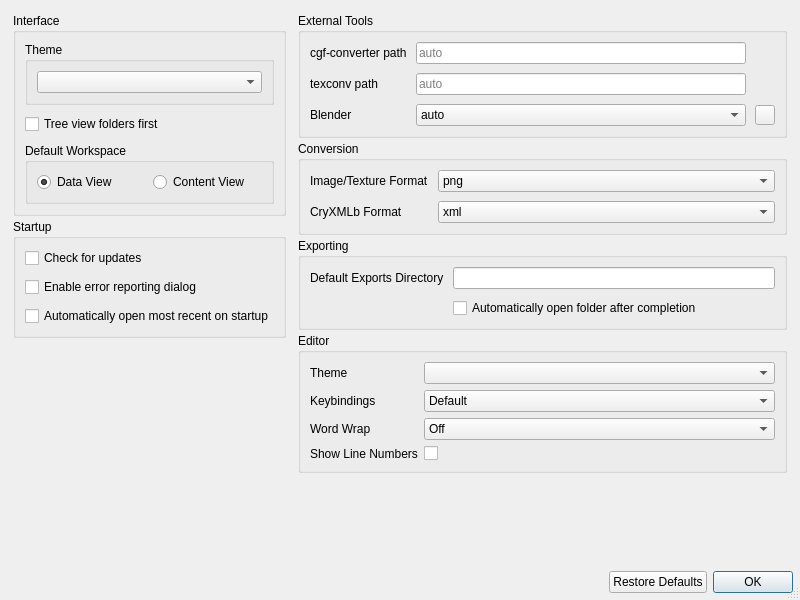
Old version of the form starfab/resources/ui/SettingsDialog.ui in the repository summerkirakira/StarFabNeo.
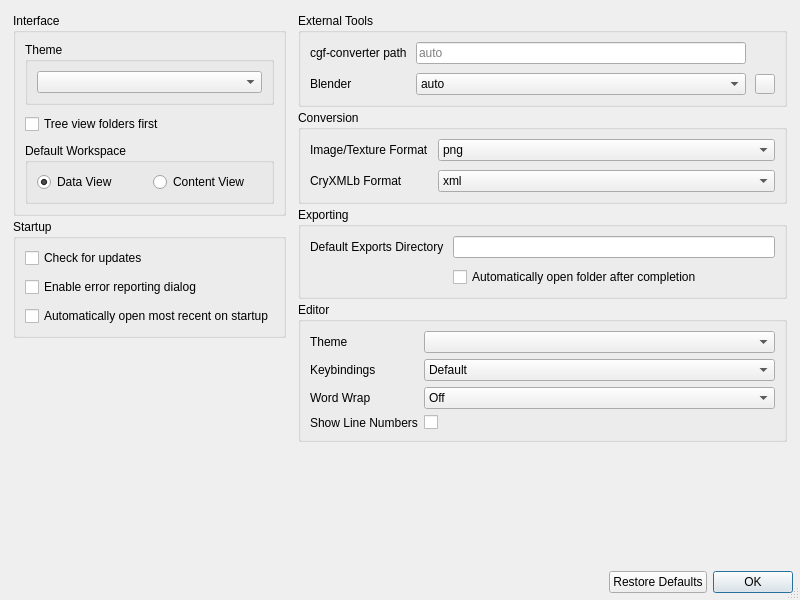
New version of the form.

Commit message: Update pillow so it natively supports BC4_UNORM now, allowing us to completely remove the need for texconv/compressanatorcli. Updated settings UI and removed all references to texconv/compressanator.

Diff of the .ui file:
```diff
--- a/starfab/resources/ui/SettingsDialog.ui
+++ b/starfab/resources/ui/SettingsDialog.ui
@@ -306,6 +306,38 @@
             <property name="spacing">
              <number>9</number>
             </property>
+            <item row="1" column="0">
+             <widget class="QLabel" name="blenderLabel">
+              <property name="text">
+               <string>Blender</string>
+              </property>
+             </widget>
+            </item>
+            <item row="1" column="2">
+             <widget class="QPushButton" name="blenderConfigButton">
+              <property name="sizePolicy">
+               <sizepolicy hsizetype="Fixed" vsizetype="Fixed">
+                <horstretch>0</horstretch>
+                <verstretch>0</verstretch>
+               </sizepolicy>
+              </property>
+              <property name="minimumSize">
+               <size>
+                <width>20</width>
+                <height>20</height>
+               </size>
+              </property>
+              <property name="maximumSize">
+               <size>
+                <width>20</width>
+                <height>20</height>
+               </size>
+              </property>
+              <property name="text">
+               <string/>
+              </property>
+             </widget>
+            </item>
             <item row="0" column="0">
              <widget class="QLabel" name="cgfconverterPathLabel">
               <property name="text">
@@ -324,30 +356,6 @@
              </widget>
             </item>
             <item row="1" column="1">
-             <widget class="QLineEdit" name="texconvPath">
-              <property name="placeholderText">
-               <string>auto</string>
-              </property>
-              <property name="clearButtonEnabled">
-               <bool>true</bool>
-              </property>
-             </widget>
-            </item>
-            <item row="1" column="0">
-             <widget class="QLabel" name="texconvPathLabel">
-              <property name="text">
-               <string>texconv path</string>
-              </property>
-             </widget>
-            </item>
-            <item row="2" column="0">
-             <widget class="QLabel" name="blenderLabel">
-              <property name="text">
-               <string>Blender</string>
-              </property>
-             </widget>
-            </item>
-            <item row="2" column="1">
              <widget class="QComboBox" name="blenderComboBox">
               <property name="styleSheet">
                <string notr="true"/>
@@ -359,31 +367,6 @@
               </item>
              </widget>
             </item>
-            <item row="2" column="2">
-             <widget class="QPushButton" name="blenderConfigButton">
-              <property name="sizePolicy">
-               <sizepolicy hsizetype="Fixed" vsizetype="Fixed">
-                <horstretch>0</horstretch>
-                <verstretch>0</verstretch>
-               </sizepolicy>
-              </property>
-              <property name="minimumSize">
-               <size>
-                <width>20</width>
-                <height>20</height>
-               </size>
-              </property>
-              <property name="maximumSize">
-               <size>
-                <width>20</width>
-                <height>20</height>
-               </size>
-              </property>
-              <property name="text">
-               <string/>
-              </property>
-             </widget>
-            </item>
            </layout>
           </widget>
          </item>
```
The commit also changes 6 other files.
